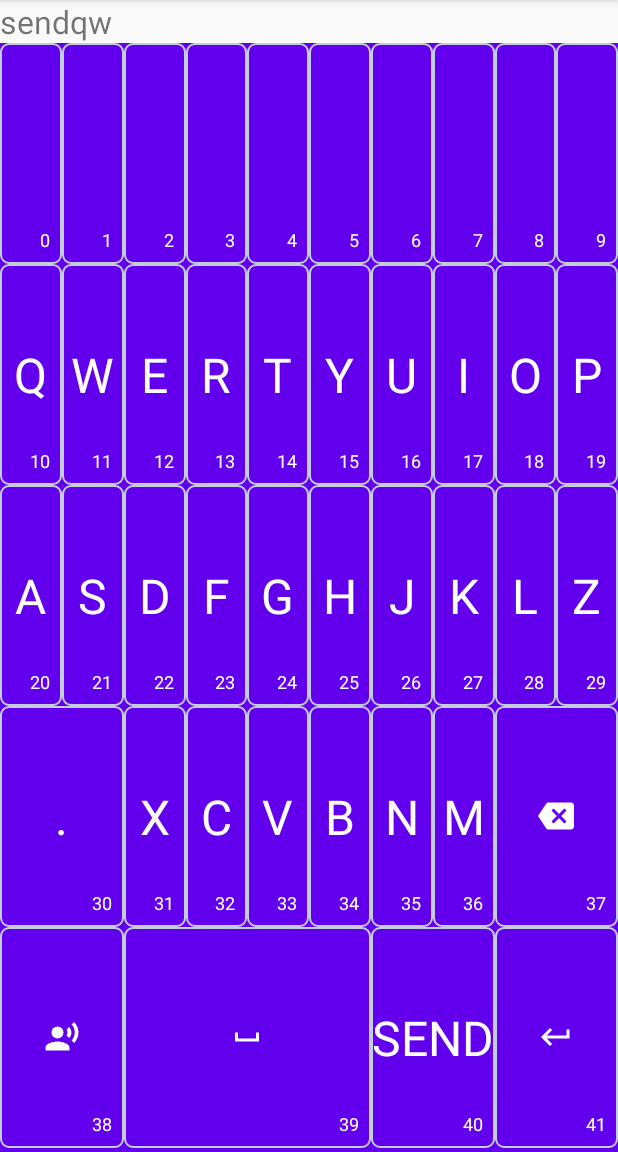
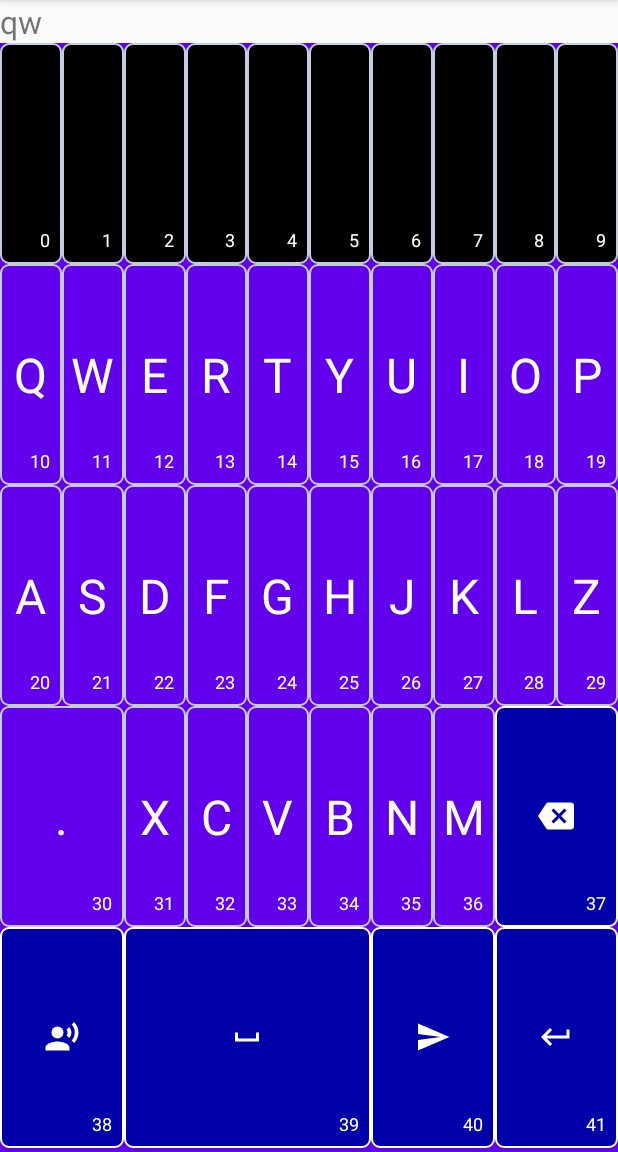
Before and after one commit to black/TRIE-Algorithm, an Android app: the screen it shows after launch (MainActivity), after a tap on an icon or button, on a phone screen of 412 x 824 dp, the part 84-1236 px from its top. Run offline under Robolectric (Android 15) with nearby library versions, the phone set to English and light mode, and no system bars; 4 statements that could not run were skipped; 2 other taps on this screen came first.

Commit message:
fixed keyboard UI

```diff
--- a/Android/app/src/main/java/com/experiments/trieapp/KeyBox/RVAdapter.java
+++ b/Android/app/src/main/java/com/experiments/trieapp/KeyBox/RVAdapter.java
@@ -1,5 +1,6 @@
 package com.experiments.trieapp.KeyBox;
 
+import android.annotation.SuppressLint;
 import android.content.Context;
 import android.view.LayoutInflater;
 import android.view.View;
@@ -11,8 +12,6 @@ import androidx.annotation.NonNull;
 import androidx.recyclerview.widget.RecyclerView;
 
 import com.experiments.trieapp.R;
-
-import java.util.List;
 
 public class RVAdapter extends RecyclerView.Adapter<RVAdapter.ContentViewHolder> {
 
@@ -33,10 +32,12 @@ public class RVAdapter extends RecyclerView.Adapter<RVAdapter.ContentViewHolder>
         return new RVAdapter.ContentViewHolder(view, onRVItemClickListener);
     }
 
+    @SuppressLint("UseCompatLoadingForDrawables")
     @Override
     public void onBindViewHolder(@NonNull ContentViewHolder holder, int position) {
         String title = keyVal[position];
-        if(title.equals("del") || title.equals("tts") || title.equals("space") || title.equals("done")){
+        if(title.equals("del") || title.equals("tts") || title.equals("space") || title.equals("done") || title.equals("send")){
+            holder.view.setBackground(context.getResources().getDrawable(R.drawable.roundcorner_img));
             holder.titleView.setVisibility(View.GONE);
             holder.imageView.setVisibility(View.VISIBLE);
             holder.imageView.setImageResource(context.getResources().getIdentifier("key_"+title,"drawable",context.getPackageName()));
@@ -46,6 +47,7 @@ public class RVAdapter extends RecyclerView.Adapter<RVAdapter.ContentViewHolder>
             holder.titleView.setAllCaps(position>9?true:false);
             holder.imageView.setVisibility(View.GONE);
             holder.titleView.setVisibility(View.VISIBLE);
+            holder.view.setBackground(position<10?context.getResources().getDrawable(R.drawable.roundcorner_sgs):context.getResources().getDrawable(R.drawable.roundcorner_btn));
         }
         holder.indexView.setText(String.valueOf(position));
     }
--- /dev/null
+++ b/Android/app/src/main/res/drawable/key_send.xml
@@ -0,0 +1,9 @@
+<vector xmlns:android="http://schemas.android.com/apk/res/android"
+    android:width="24dp"
+    android:height="24dp"
+    android:viewportWidth="24"
+    android:viewportHeight="24">
+  <path
+      android:fillColor="@android:color/white"
+      android:pathData="M2.01,21L23,12 2.01,3 2,10l15,2 -15,2z"/>
+</vector>
--- /dev/null
+++ b/Android/app/src/main/res/drawable/roundcorner_img.xml
@@ -0,0 +1,25 @@
+<shape
+    xmlns:android="http://schemas.android.com/apk/res/android"
+    android:shape="rectangle"   >
+
+    <solid
+        android:color="#00a" >
+    </solid>
+
+    <stroke
+        android:width="1dp"
+        android:color="#fff" >
+    </stroke>
+
+    <!--<padding-->
+        <!--android:left="0dp"-->
+        <!--android:top="5dp"-->
+        <!--android:right="5dp"-->
+        <!--android:bottom="5dp"    >-->
+    <!--</padding>-->
+
+    <corners
+        android:radius="5dp"   >
+    </corners>
+
+</shape>
--- /dev/null
+++ b/Android/app/src/main/res/drawable/roundcorner_sgs.xml
@@ -0,0 +1,25 @@
+<shape
+    xmlns:android="http://schemas.android.com/apk/res/android"
+    android:shape="rectangle"   >
+
+    <solid
+        android:color="#000" >
+    </solid>
+
+    <stroke
+        android:width="1dp"
+        android:color="#C4CDE0" >
+    </stroke>
+
+    <!--<padding-->
+        <!--android:left="0dp"-->
+        <!--android:top="5dp"-->
+        <!--android:right="5dp"-->
+        <!--android:bottom="5dp"    >-->
+    <!--</padding>-->
+
+    <corners
+        android:radius="5dp"   >
+    </corners>
+
+</shape>
--- a/Android/app/src/main/res/layout/rv_item.xml
+++ b/Android/app/src/main/res/layout/rv_item.xml
@@ -3,7 +3,7 @@
     xmlns:android="http://schemas.android.com/apk/res/android"
     android:layout_width="match_parent"
     android:layout_height="match_parent"
-    android:background="@drawable/roundcorner">
+    android:background="@drawable/roundcorner_btn">
     <TextView
         android:id="@+id/rv_tile"
         android:layout_width="wrap_content"
```
Also changed, not shown: Android/app/src/main/res/drawable/roundcorner_btn.xml (renamed from Android/app/src/main/res/drawable/roundcorner.xml).
